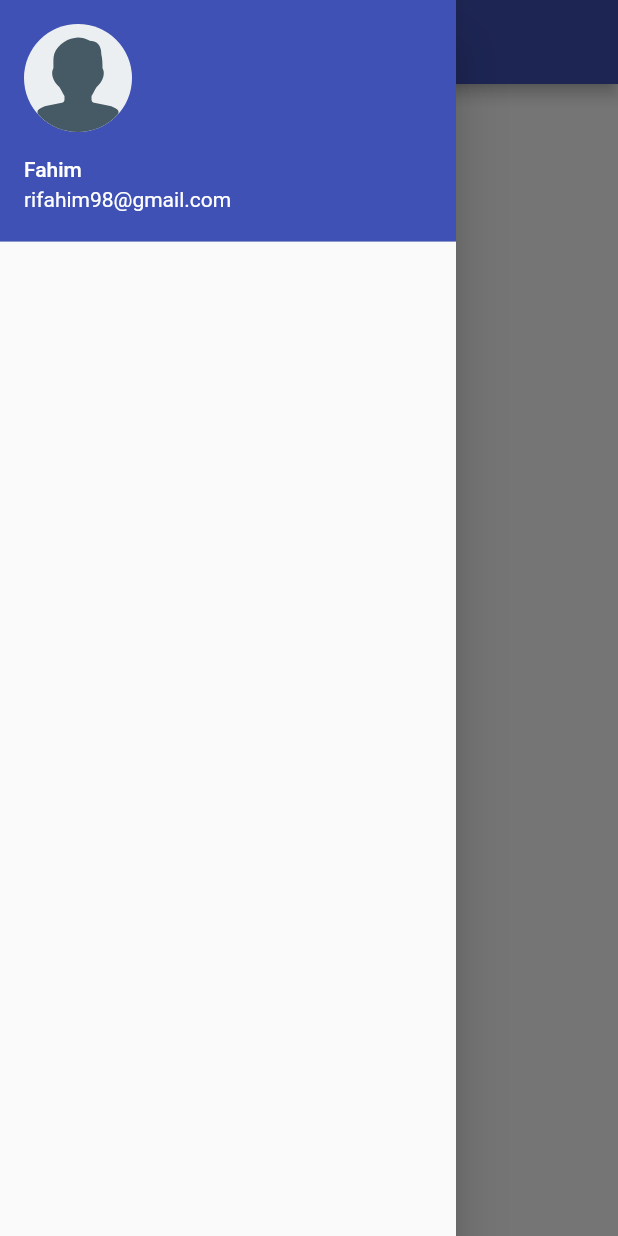
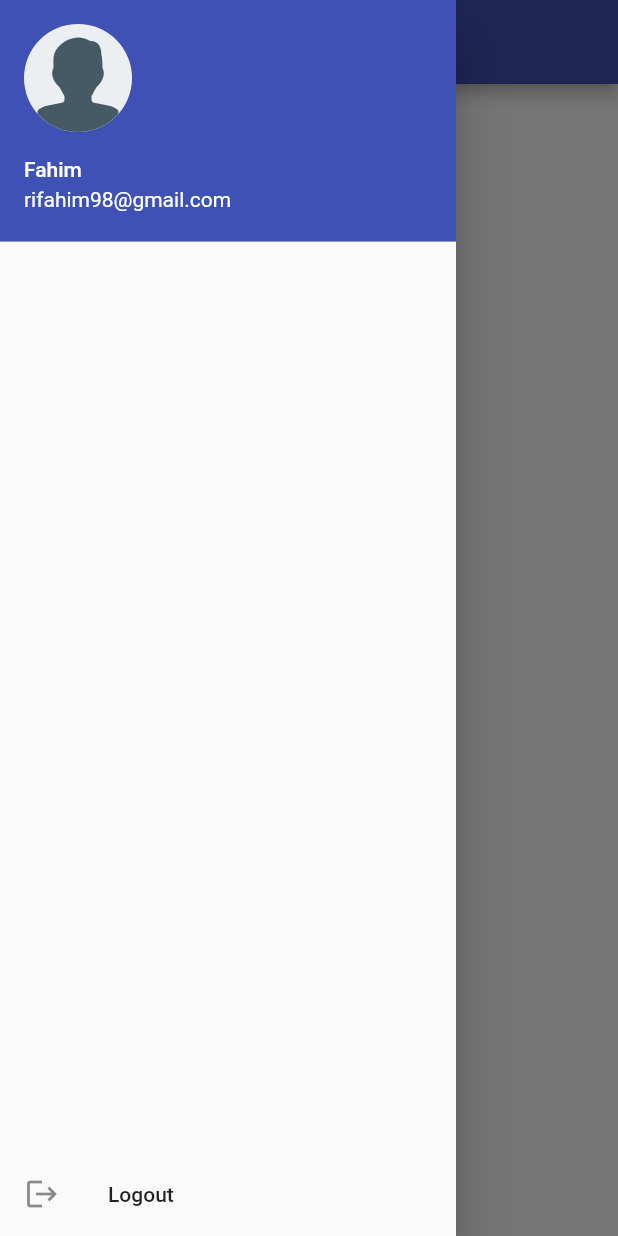
Before and after one commit to Rezuanul-Islam-Fahim/flutter_stripe_payments_app, a Flutter app: the Home screen opened by its route, with the side drawer open, on a phone screen of 412 x 824 dp. Run offline on Flutter 3.47's test engine with Material 2 defaults, Android fonts, the phone set to English and light mode, and no system bars; our stand-ins replace another_flushbar, cloud_firestore, email_validator, firebase_auth, firebase_core, flutter_svg; accounts and stored records are empty.

Commit message:
Create log out button

```diff
--- a/lib/views/home/widgets/custom_drawer.dart
+++ b/lib/views/home/widgets/custom_drawer.dart
@@ -18,6 +18,12 @@ class CustomDrawer extends StatelessWidget {
               AppConstants.defaultProfilePic,
             ),
           ),
+          const Spacer(),
+          ListTile(
+            title: const Text('Logout'),
+            leading: const Icon(Icons.logout),
+            onTap: () {},
+          ),
         ],
       ),
     );
```
